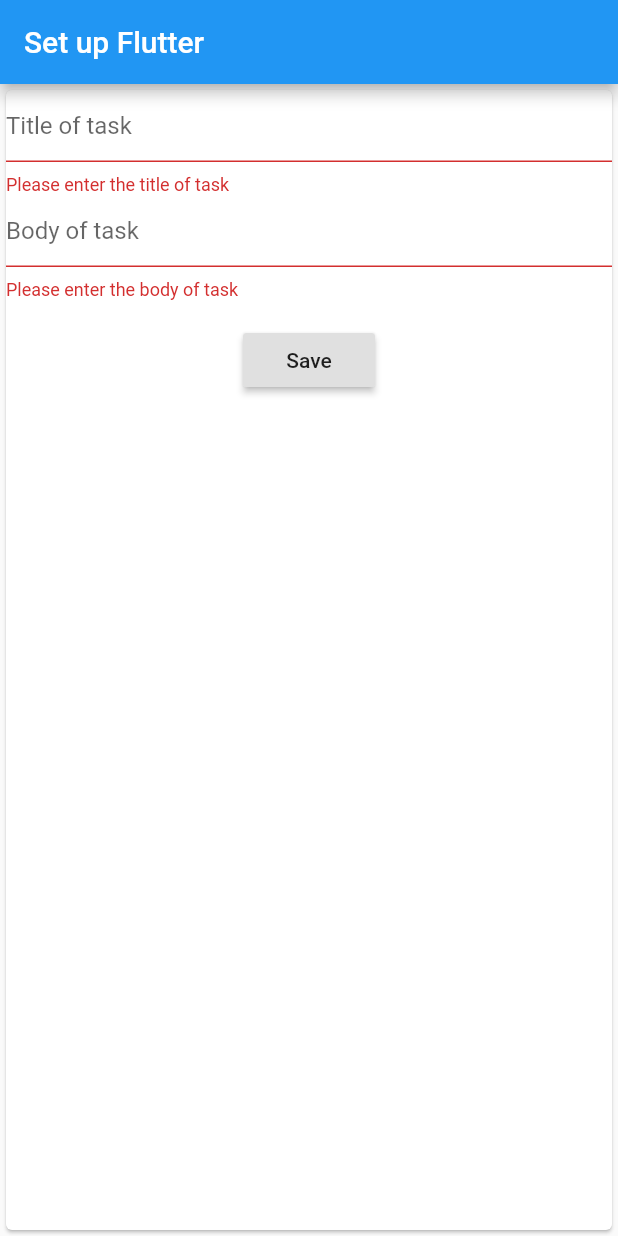
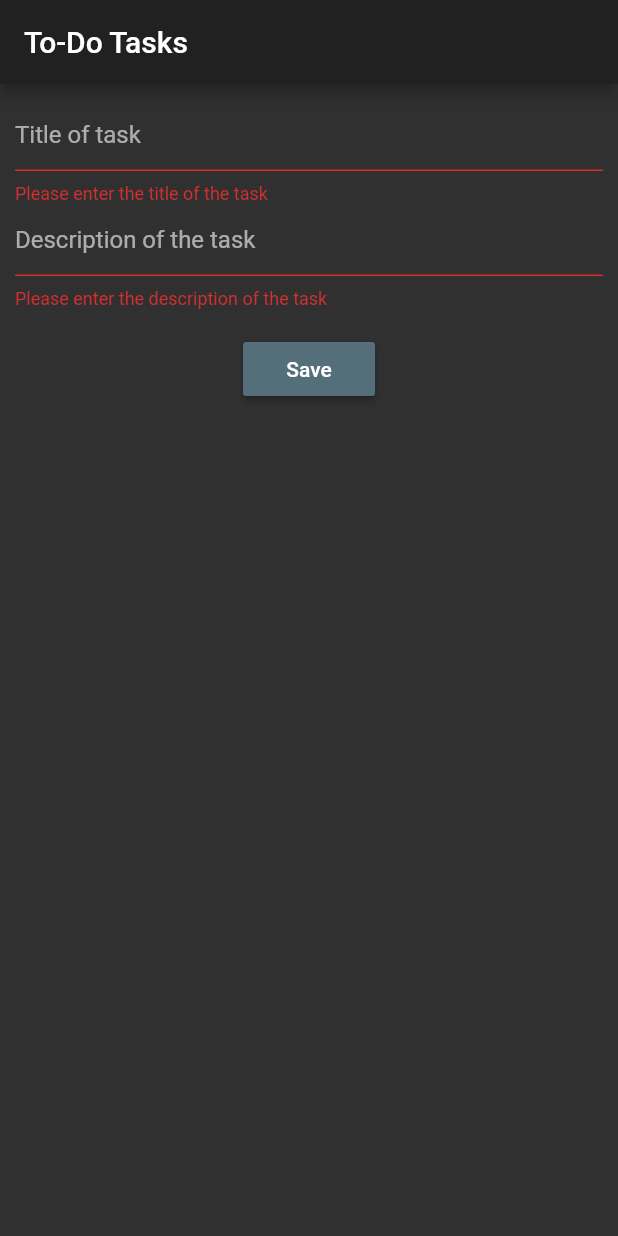
Before and after one commit to llwasampijja/flutter-to-do-task, a Flutter app: the screen it shows after launch, after a tap on "Save", on a phone screen of 412 x 824 dp. Run offline on Flutter 3.47's test engine with Material 2 defaults, Android fonts, the phone set to English and light mode, and no system bars; our stand-ins replace fluttertoast, sqflite; accounts and stored records are empty.

Commit message:
add data to list

```diff
--- a/lib/main.dart
+++ b/lib/main.dart
@@ -1,19 +1,26 @@
 import 'package:flutter/material.dart';
 import './my_tasks_form.dart';
+import './task_manager.dart';
+import './tasks_database.dart';
 
 void main() => runApp(MyApp());
 
 class MyApp extends StatelessWidget {
+  // List listFromDFb =
+
   @override
   Widget build(BuildContext context) {
     return MaterialApp(
+      theme: ThemeData(
+        primarySwatch: Colors.blueGrey,
+        accentColor: Colors.cyan,
+        brightness: Brightness.dark,
+      ),
       home: Scaffold(
         appBar: AppBar(
-          title: Text('Set up Flutter'),
+          title: Text('To-Do Tasks'),
         ),
-        body: Card(
-          child: TasksForm(),
-        ),
+        body: TaskManager(),
       ),
     );
   }
--- a/lib/my_tasks_form.dart
+++ b/lib/my_tasks_form.dart
@@ -1,13 +1,30 @@
 import 'package:flutter/material.dart';
+import 'package:flutter_to_do/task_controller.dart';
+
+import './todo_tasks.dart';
+import './task_manager.dart';
+import './tasks_database.dart';
+import 'dart:math';
+import 'package:fluttertoast/fluttertoast.dart';
 
 class TasksForm extends StatelessWidget {
   final _formKey = GlobalKey<FormState>();
+  final Function addTaskS;
+  final TextEditingController titleController;
+  final TextEditingController bodyController;
+  final List<Map> listOfTasks;
+
+  TasksForm(this.addTaskS, this.titleController, this.bodyController,
+      this.listOfTasks);
+
+  // TasksForm.textFieldsControllers();
+
   @override
   Widget build(BuildContext context) {
-    return createForm();
+    return createForm(context);
   }
 
-  Widget createForm() {
+  Widget createForm(BuildContext buildContext) {
     return Form(
       key: _formKey,
       child: Column(
@@ -19,32 +36,55 @@ class TasksForm extends StatelessWidget {
             ),
             validator: (value) {
               if (value.isEmpty) {
-                return 'Please enter the title of task';
+                return 'Please enter the title of the task';
               }
               return null;
             },
+            controller: titleController,
           ),
-          Flexible(
-            child: TextFormField(
-              decoration: const InputDecoration(
-                hintText: 'Body of task',
-              ),
-              validator: (value) {
-                if (value.isEmpty) {
-                  return 'Please enter the body of task';
-                }
-                return null;
-              },
-            ),
+          TextFormField(
+            decoration:
+                const InputDecoration(hintText: 'Description of the task'),
+            validator: (value) {
+              if (value.isEmpty) {
+                return 'Please enter the description of the task';
+              }
+              return null;
+            },
+            controller: bodyController,
           ),
           Padding(
             padding: const EdgeInsets.symmetric(vertical: 16.0),
             child: RaisedButton(
-              onPressed: () {
-                // Validate will return true if the form is valid, or false if
-                // the form is invalid.
+              onPressed: () async {
                 if (_formKey.currentState.validate()) {
-                  // Process data.
+                  try {
+                    var randomId = new Random();
+                    var item = TasksToDo(
+                        id: randomId.nextInt(100),
+                        title: titleController.text,
+                        body: bodyController.text);
+                    await TasksDatabase.db.insertTask(item);
+                  } catch (e) {
+                    Fluttertoast.showToast(
+                        msg: 'Note not saved',
+                        toastLength: Toast.LENGTH_SHORT,
+                        gravity: ToastGravity.TOP,
+                        timeInSecForIos: 1,
+                        backgroundColor: Colors.red,
+                        textColor: Colors.white,
+                        fontSize: 16.0);
+                  }
+
+                  addTaskS({
+                    'title': titleController.text,
+                    'body': bodyController.text
+                  });
+                  Navigator.push(
+                    buildContext,
+                    MaterialPageRoute(
+                        builder: (context) => TodoTasks(listOfTasks)),
+                  );
                 }
               },
               child: Text('Save'),
--- /dev/null
+++ b/lib/task_manager.dart
@@ -0,0 +1,61 @@
+import 'package:flutter/material.dart';
+import 'package:flutter_to_do/my_tasks_form.dart';
+
+import 'package:flutter_to_do/task_controller.dart';
+import 'package:flutter_to_do/task_s.dart';
+import './tasks_database.dart';
+class TaskManager extends StatefulWidget {
+  // final Map listOfTasks;
+
+  // TaskManager(this.listOfTasks);
+
+  @override
+  State<StatefulWidget> createState() {
+    return _TaskManagerState();
+  }
+}
+
+class _TaskManagerState extends State<TaskManager> {
+  List<Map> _tasks = [];
+
+  // @override
+  // void initState() {
+  //   _tasks.add(widget.listOfTasks);
+  //   super.initState();
+  // }
+
+  // @override
+  // void didUpdateWidget(TaskManager oldWidget) {
+  //   // TODO: implement didUpdateWidget
+  //   super.didUpdateWidget(oldWidget);
+  // }
+  final titleController = TextEditingController();
+  final bodyController = TextEditingController();
+
+  @override
+  void dispose() {
+    titleController.dispose();
+    bodyController.dispose();
+    super.dispose();
+  }
+
+  void _addTask(Map task) {
+    setState(() {
+      _tasks.add(task);
+      print('_tasks');
+    });
+  }
+
+  @override
+  Widget build(BuildContext context) {
+    return Column(
+      children: <Widget>[
+        Container(
+          margin: EdgeInsets.all(10.0),
+          child: TasksForm(_addTask, titleController, bodyController, _tasks),
+        ),
+        // Tasks(_tasks)
+      ],
+    );
+  }
+}
--- /dev/null
+++ b/lib/task_s.dart
@@ -0,0 +1,22 @@
+import 'package:flutter/material.dart';
+
+class Tasks extends StatelessWidget {
+  final List<Map> tasks;
+
+  Tasks(this.tasks);
+
+  @override
+  Widget build(BuildContext context) {
+    return Column(
+      children: tasks.map((element) => Card(
+        child: Column(
+          children: <Widget>[
+
+            Text(element['title']),
+            Text(element['body'])
+          ],
+        ),
+      )).toList(),
+    );
+  }
+}
--- /dev/null
+++ b/lib/tasks_database.dart
@@ -0,0 +1,90 @@
+import 'dart:async';
+
+import 'package:path/path.dart';
+import 'package:sqflite/sqflite.dart';
+
+class TasksDatabase {
+  TasksDatabase._();
+
+  static final db = TasksDatabase._();
+  Future<Database> get database async {
+    // if (_database != null) return _database;
+
+    // if _database is null we instantiate it
+    // _database = await initializeDatabase();
+    return await initializeDatabase();
+  }
+
+  initializeDatabase() async {
+    return openDatabase(
+      // Set the path to the database. Note: Using the `join` function from the
+      // `path` package is best practice to ensure the path is correctly
+      // constructed for each platform.
+      join(await getDatabasesPath(), 'tasks_to_do_database.db'),
+      // When the database is first created, create a table to store dogs.
+      onCreate: (db, version) {
+        return db.execute(
+          "CREATE TABLE tasks(id INTEGER PRIMARY KEY, title TEXT, body TEXT)",
+        );
+      },
+      // Set the version. This executes the onCreate function and provides a
+      // path to perform database upgrades and downgrades.
+      version: 1,
+    );
+  }
+
+  Future<void> insertTask(TasksToDo taskToDo) async {
+    // Get a reference to the database.
+    final Database db = await database;
+
+    // Insert the Dog into the correct table. Also specify the
+    // `conflictAlgorithm`. In this case, if the same dog is inserted
+    // multiple times, it replaces the previous data.
+    await db.insert(
+      'tasks',
+      taskToDo.toMap(),
+      conflictAlgorithm: ConflictAlgorithm.replace,
+    );
+  }
+
+  Future<List<TasksToDo>> tasksList() async {
+    // Get a reference to the database.
+    final Database db = await database;
+
+    // Query the table for all The Dogs.
+    final List<Map<String, dynamic>> maps = await db.query('tasks');
+
+    // Convert the List<Map<String, dynamic> into a List<Dog>.
+    return List.generate(maps.length, (i) {
+      return TasksToDo(
+        id: maps[i]['id'],
+        title: maps[i]['title'],
+        body: maps[i]['body'],
+      );
+    });
+  }
+
+}
+
+class TasksToDo {
+  final int id;
+  final String title;
+  final String body;
+
+  TasksToDo({this.id, this.title, this.body});
+
+  Map<String, dynamic> toMap() {
+    return {
+      'id': id,
+      'title': title,
+      'body': body,
+    };
+  }
+
+  // Implement toString to make it easier to see information about
+  // each dog when using the print statement.
+  @override
+  String toString() {
+    return 'Dog{id: $id, name: $title, age: $body}';
+  }
+}
--- a/pubspec.yaml
+++ b/pubspec.yaml
@@ -19,6 +19,9 @@ environment:
 dependencies:
   flutter:
     sdk: flutter
+  sqflite:
+  path:
+  fluttertoast: ^3.1.3
 
   # The following adds the Cupertino Icons font to your application.
   # Use with the CupertinoIcons class for iOS style icons.
```
Also changed, not shown: lib/task_controller.dart (added, +19 -0 lines), lib/todo_tasks.dart (added, +69 -0 lines), pubspec.lock, 1 other file.
